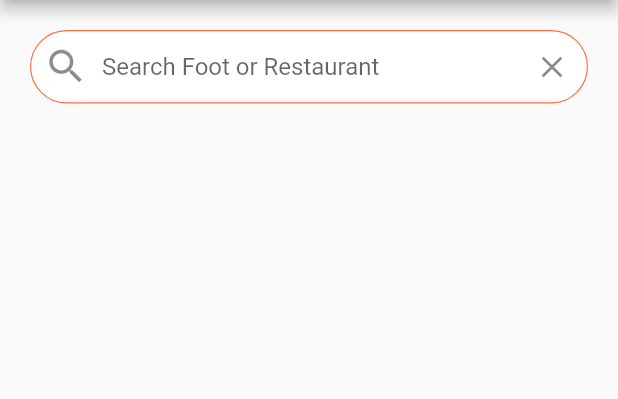
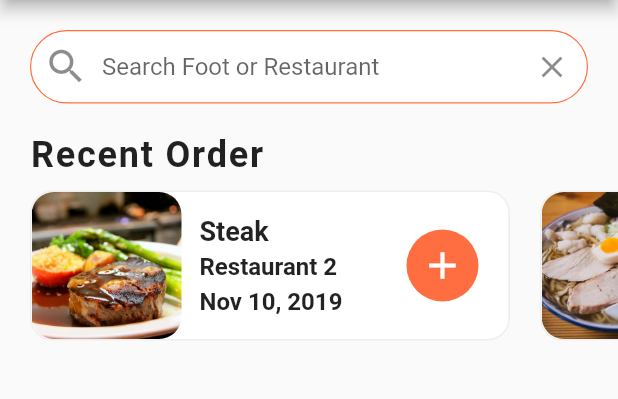
Before and after one commit to RadiRS/flutter-ui, a Flutter app: the screen it shows after launch, on a phone screen of 412 x 824 dp, the part 84-483 px from its top. Run offline on Flutter 3.47's test engine with Material 2 defaults, Android fonts, the phone set to English and light mode, and no system bars.

Commit message:
Added recent_orders widget

```diff
--- a/lib/screens/home.screen.dart
+++ b/lib/screens/home.screen.dart
@@ -1,5 +1,6 @@
 import 'package:flutter/material.dart';
 import 'package:flutter_ui/data/data.dart';
+import 'package:flutter_ui/widgets/recents_orders.dart';
 
 class HomeScreen extends StatefulWidget {
   HomeScreen({Key? key}) : super(key: key);
@@ -65,6 +66,7 @@ class _HomeScreenState extends State<HomeScreen> {
               ),
             ),
           ),
+          RecentOrders(),
         ],
       ),
     );
--- /dev/null
+++ b/lib/widgets/recents_orders.dart
@@ -0,0 +1,124 @@
+import 'package:flutter/material.dart';
+import 'package:flutter_ui/data/data.dart';
+import 'package:flutter_ui/models/order.dart';
+
+class RecentOrders extends StatelessWidget {
+  @override
+  Widget build(BuildContext context) {
+    return Column(
+      crossAxisAlignment: CrossAxisAlignment.start,
+      children: [
+        Padding(
+          padding: const EdgeInsets.symmetric(horizontal: 20.0),
+          child: Text(
+            'Recent Order',
+            style: TextStyle(
+              fontSize: 24.0,
+              fontWeight: FontWeight.w600,
+              letterSpacing: 1.2,
+            ),
+          ),
+        ),
+        Container(
+          height: 120.0,
+          child: ListView.builder(
+            padding: EdgeInsets.symmetric(horizontal: 10.0),
+            physics: BouncingScrollPhysics(),
+            scrollDirection: Axis.horizontal,
+            itemCount: currentUser.orders.length,
+            itemBuilder: (BuildContext context, int index) {
+              Order order = currentUser.orders[index];
+              return _buildRecentOrder(context, order);
+            },
+          ),
+        ),
+      ],
+    );
+  }
+
+  Widget _buildRecentOrder(BuildContext context, Order order) {
+    return Container(
+      margin: EdgeInsets.all(10),
+      width: 320.0,
+      decoration: BoxDecoration(
+        color: Colors.white,
+        borderRadius: BorderRadius.circular(15.0),
+        border: Border.all(
+          width: 1.0,
+          color: Colors.grey[200]!,
+        ),
+      ),
+      child: Row(
+        mainAxisAlignment: MainAxisAlignment.spaceBetween,
+        children: [
+          Expanded(
+            child: Row(
+              children: [
+                ClipRRect(
+                  borderRadius: BorderRadius.circular(15.0),
+                  child: Image(
+                    height: 100.0,
+                    width: 100.0,
+                    fit: BoxFit.cover,
+                    image: AssetImage(order.food.imageUrl),
+                  ),
+                ),
+                Expanded(
+                  child: Container(
+                    margin: EdgeInsets.all(12.0),
+                    child: Column(
+                      mainAxisAlignment: MainAxisAlignment.center,
+                      crossAxisAlignment: CrossAxisAlignment.start,
+                      children: [
+                        Text(
+                          order.food.name,
+                          style: TextStyle(
+                            fontSize: 18.0,
+                            fontWeight: FontWeight.bold,
+                          ),
+                          overflow: TextOverflow.ellipsis,
+                        ),
+                        SizedBox(height: 4.0),
+                        Text(
+                          order.restaurant.name,
+                          style: TextStyle(
+                            fontSize: 16.0,
+                            fontWeight: FontWeight.w600,
+                          ),
+                          overflow: TextOverflow.ellipsis,
+                        ),
+                        SizedBox(height: 4.0),
+                        Text(
+                          order.date,
+                          style: TextStyle(
+                            fontSize: 16.0,
+                            fontWeight: FontWeight.w600,
+                          ),
+                          overflow: TextOverflow.ellipsis,
+                        ),
+                      ],
+                    ),
+                  ),
+                ),
+              ],
+            ),
+          ),
+          Container(
+            margin: EdgeInsets.only(right: 20.0),
+            width: 48.0,
+            decoration: BoxDecoration(
+              color: Theme.of(context).primaryColor,
+              borderRadius: BorderRadius.circular(30.0),
+            ),
+            child: IconButton(
+              icon: Icon(Icons.add),
+              iconSize: 30.0,
+              color: Colors.white,
+              onPressed: () {},
+            ),
+          ),
+        ],
+      ),
+    );
+  }
+}
```
